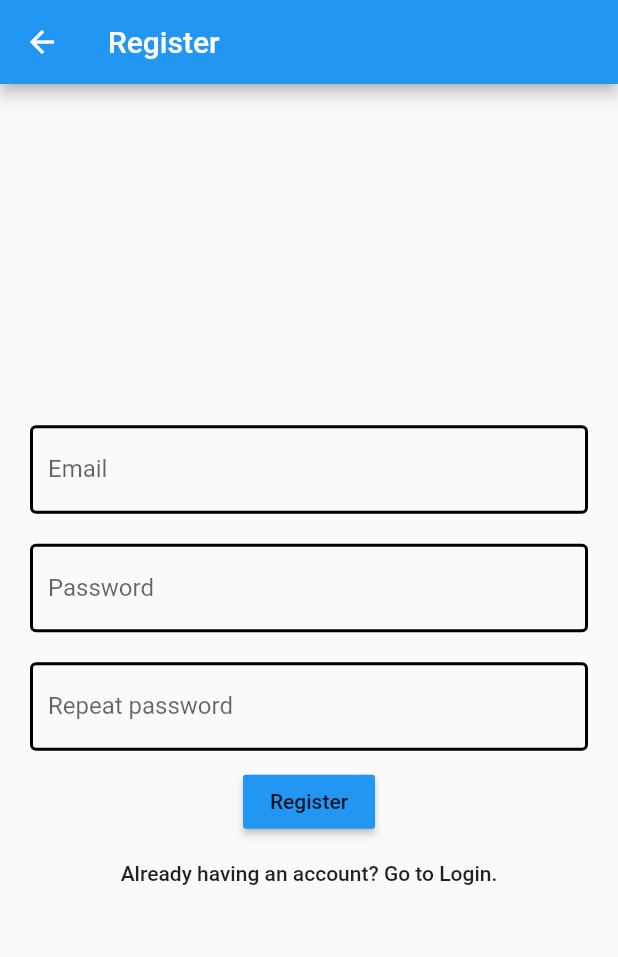
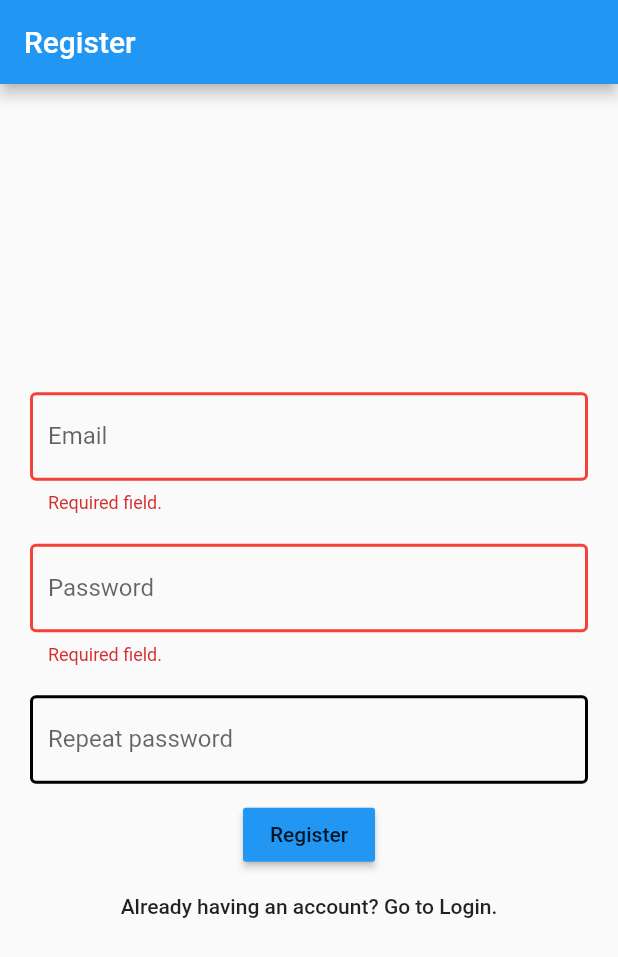
Before and after one commit to michimaus/Flutter_Course_Adfaber, a Flutter app: the RegisterScreen screen opened directly, after a tap on "Register", on a phone screen of 412 x 824 dp. Shown: the top 957 px of the screen. Run offline on Flutter 3.47's test engine with Material 2 defaults, Android fonts, the phone set to English and light mode, and no system bars.

```diff
--- a/lib/main.dart
+++ b/lib/main.dart
@@ -25,8 +25,8 @@ class MyApp extends StatelessWidget {
         primarySwatch: Colors.blue,
       ),
       // home: MyHomePage(title: 'Flutter Demo Home Page'),
-      // home: RegisterScreen(),
-      home: LoginScreen(),
+      home: RegisterScreen(),
+      // home: LoginScreen(),
     );
   }
 }
--- a/lib/screens/login_screen.dart
+++ b/lib/screens/login_screen.dart
@@ -1,20 +1,21 @@
 import 'package:flutter/cupertino.dart';
 import 'package:flutter/material.dart';
+import 'package:lectia2/screens/register_screen.dart';
 
 class LoginScreen extends StatelessWidget {
-
   void login() {}
 
-  void goToRegister() {}
+  void goToRegister(BuildContext context) {
+    Navigator.of(context).pushReplacement(
+        MaterialPageRoute(builder: (context) => RegisterScreen()));
+  }
 
   @override
   Widget build(BuildContext context) {
     return Scaffold(
-
       appBar: AppBar(
         title: Text("Login"),
       ),
-
       body: Container(
         child: Column(
           mainAxisAlignment: MainAxisAlignment.center,
@@ -50,6 +51,7 @@ class LoginScreen extends StatelessWidget {
                   Icon(Icons.lock),
                   Expanded(
                     child: TextFormField(
+                      obscureText: true,
                       decoration: InputDecoration(
                         labelText: "Password",
                         focusedBorder: OutlineInputBorder(
@@ -67,19 +69,17 @@ class LoginScreen extends StatelessWidget {
                 ],
               ),
             ),
-
-
             MaterialButton(
               child: Text("Login"),
               onPressed: login,
               color: Colors.blue,
             ),
-
             MaterialButton(
               child: Text("Not registered yet? Go to Register."),
-              onPressed: goToRegister,
+              onPressed: () {
+                goToRegister(context);
+              },
             )
-
           ],
         ),
       ),
--- a/lib/screens/register_screen.dart
+++ b/lib/screens/register_screen.dart
@@ -1,27 +1,45 @@
+import 'dart:math';
+
 import 'package:flutter/cupertino.dart';
 import 'package:flutter/material.dart';
+import 'package:lectia2/screens/login_screen.dart';
 
 class RegisterScreen extends StatelessWidget {
 
-  void register() {}
 
-  void goToLogin() {}
+  void register() {
+    if (_formKey.currentState!.validate()) {
+      print("object");
+    }
+  }
+
+  void goToLogin(BuildContext context) {
+    Navigator.of(context).pushReplacement(
+        MaterialPageRoute(builder: (context) => LoginScreen()));
+  }
+
+  TextEditingController emailController = TextEditingController();
+  TextEditingController passwordController = TextEditingController();
+  TextEditingController passwordCheckController = TextEditingController();
+
+  final _formKey = GlobalKey<FormState>();
 
   @override
   Widget build(BuildContext context) {
     return Scaffold(
-
       appBar: AppBar(
         title: Text("Register"),
       ),
-
       body: Container(
+        child: Form(
+          key: _formKey,
           child: Column(
             mainAxisAlignment: MainAxisAlignment.center,
             children: [
               Container(
                 padding: EdgeInsets.symmetric(vertical: 10, horizontal: 20),
                 child: TextFormField(
+                  controller: emailController,
                   decoration: InputDecoration(
                     labelText: "Email",
                     focusedBorder: OutlineInputBorder(
@@ -33,12 +51,30 @@ class RegisterScreen extends StatelessWidget {
                         borderSide: BorderSide(
                           width: 2,
                         )),
+                    errorBorder: OutlineInputBorder(
+                        borderSide: BorderSide(
+                          width: 2,
+                          color: Colors.red,
+                        )),
+                    focusedErrorBorder: OutlineInputBorder(
+                        borderSide: BorderSide(
+                          width: 3,
+                          color: Colors.red,
+                        )),
                   ),
+                  validator: (val) {
+                    if (val == null || val.isEmpty)
+                      return "Required field.";
+                    else
+                      return null;
+                  },
                 ),
               ),
               Container(
                 padding: EdgeInsets.symmetric(vertical: 10, horizontal: 20),
                 child: TextFormField(
+                  controller: passwordController,
+                  obscureText: true,
                   decoration: InputDecoration(
                     labelText: "Password",
                     focusedBorder: OutlineInputBorder(
@@ -50,12 +86,30 @@ class RegisterScreen extends StatelessWidget {
                         borderSide: BorderSide(
                           width: 2,
                         )),
+                    errorBorder: OutlineInputBorder(
+                        borderSide: BorderSide(
+                          width: 2,
+                          color: Colors.red,
+                        )),
+                    focusedErrorBorder: OutlineInputBorder(
+                        borderSide: BorderSide(
+                          width: 3,
+                          color: Colors.red,
+                        )),
                   ),
+                  validator: (val) {
+                    if (val == null || val.isEmpty)
+                      return "Required field.";
+                    else
+                      return null;
+                  },
                 ),
               ),
               Container(
                 padding: EdgeInsets.symmetric(vertical: 10, horizontal: 20),
                 child: TextFormField(
+                  obscureText: true,
+                  controller: passwordCheckController,
                   decoration: InputDecoration(
                     labelText: "Repeat password",
                     focusedBorder: OutlineInputBorder(
@@ -67,22 +121,41 @@ class RegisterScreen extends StatelessWidget {
                         borderSide: BorderSide(
                           width: 2,
                         )),
+                    errorBorder: OutlineInputBorder(
+                        borderSide: BorderSide(
+                          width: 2,
+                          color: Colors.red,
+                        )),
+                    focusedErrorBorder: OutlineInputBorder(
+                        borderSide: BorderSide(
+                          width: 3,
+                          color: Colors.red,
+                        )),
+                  ),
+
+                  validator: (val) {
+                    if (val == passwordController.text)
+                      return null;
+                    else
+                      return "Password doesn't match.";
+                  },
                 ),
               ),
-            ),
-
               MaterialButton(
                 child: Text("Register"),
-              onPressed: register,
+                onPressed: () {
+                  register();
+                },
                 color: Colors.blue,
               ),
-
               MaterialButton(
                 child: Text("Already having an account? Go to Login."),
-              onPressed: goToLogin,
+                onPressed: () {
+                  goToLogin(context);
+                },
               )
-
             ],
+          ),
         ),
       ),
     );
--- a/pubspec.yaml
+++ b/pubspec.yaml
@@ -28,6 +28,9 @@ dependencies:
   # The following adds the Cupertino Icons font to your application.
   # Use with the CupertinoIcons class for iOS style icons.
   cupertino_icons: ^1.0.2
+
+  firebase_auth: ^2.0.0
+  cloud_firestore: ^2.3.0
 
 dev_dependencies:
   flutter_test:
```
Also changed, not shown: pubspec.lock, 3 other files. Lines whose indentation alone changed are shown as unchanged.
